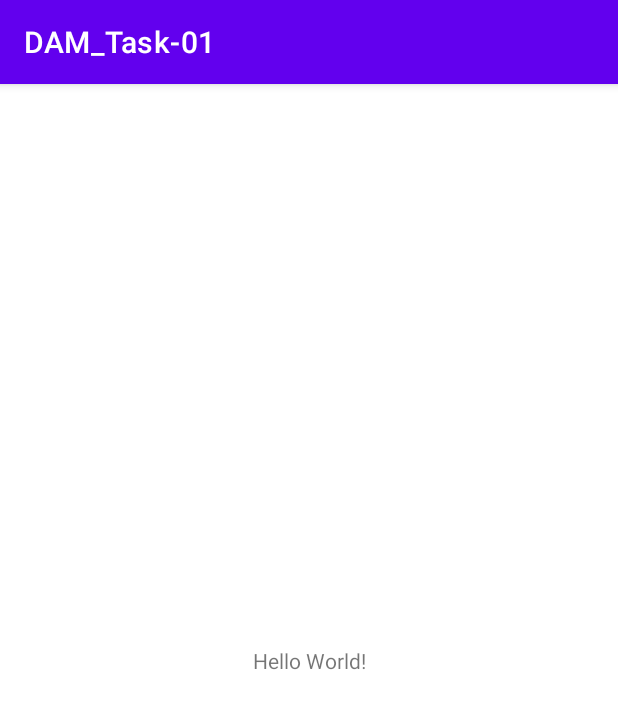
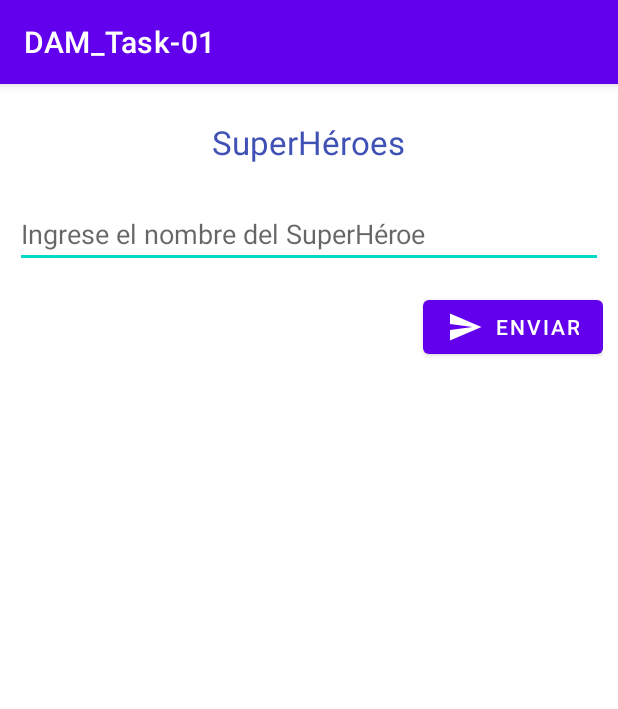
Before and after one commit to julian-dominguez/DAM_Task-01, an Android app: the screen it shows after launch (MainActivity), on a phone screen of 412 x 824 dp. Shown: the top 709 px of the screen. Run offline under Robolectric (Android 15) with nearby library versions, the phone set to English and light mode, and no system bars.

Commit message:
Se crean la vista del aplicativo de héroes, se añade manejo de iconos y parametrización de datos

```diff
--- /dev/null
+++ b/app/src/main/res/drawable/ic_baseline_send_24.xml
@@ -0,0 +1,5 @@
+<vector android:autoMirrored="true" android:height="24dp"
+    android:tint="#FFFFFF" android:viewportHeight="24"
+    android:viewportWidth="24" android:width="24dp" xmlns:android="http://schemas.android.com/apk/res/android">
+    <path android:fillColor="@android:color/white" android:pathData="M2.01,21L23,12 2.01,3 2,10l15,2 -15,2z"/>
+</vector>
--- a/app/src/main/res/layout/activity_main.xml
+++ b/app/src/main/res/layout/activity_main.xml
@@ -1,18 +1,40 @@
 <?xml version="1.0" encoding="utf-8"?>
-<androidx.constraintlayout.widget.ConstraintLayout xmlns:android="http://schemas.android.com/apk/res/android"
+<LinearLayout xmlns:android="http://schemas.android.com/apk/res/android"
     xmlns:app="http://schemas.android.com/apk/res-auto"
     xmlns:tools="http://schemas.android.com/tools"
     android:layout_width="match_parent"
     android:layout_height="match_parent"
-    tools:context=".MainActivity">
+    android:orientation="vertical"
+    tools:context=".MainActivity"
+    android:layout_marginTop="@dimen/margin_title"
+    android:layout_marginLeft="@dimen/margin_lr_layout"
+    android:layout_marginRight="@dimen/margin_lr_layout">
 
     <TextView
+        android:id="@+id/tv_title"
         android:layout_width="wrap_content"
         android:layout_height="wrap_content"
-        android:text="Hello World!"
-        app:layout_constraintBottom_toBottomOf="parent"
-        app:layout_constraintLeft_toLeftOf="parent"
-        app:layout_constraintRight_toRightOf="parent"
-        app:layout_constraintTop_toTopOf="parent" />
+        android:text="@string/main_title"
+        android:textSize="@dimen/font_size_title"
+        android:textColor="@color/primary_text"
+        android:layout_gravity="center"
+        android:layout_marginBottom="@dimen/margin_title"/>
 
-</androidx.constraintlayout.widget.ConstraintLayout>
+    <EditText
+        android:id="@+id/et_nameHeroe"
+        android:layout_width="match_parent"
+        android:layout_height="wrap_content"
+        android:hint="@string/hint_superheroe"/>
+
+    <Button
+        android:id="@+id/btn_send"
+        android:layout_width="wrap_content"
+        android:layout_height="wrap_content"
+        android:text="@string/btn_send"
+        android:gravity="center"
+        android:layout_gravity="right"
+        android:layout_marginTop="@dimen/margin_btn"
+        android:drawableLeft="@drawable/ic_baseline_send_24" />
+
+
+</LinearLayout>
--- a/app/src/main/res/values/colors.xml
+++ b/app/src/main/res/values/colors.xml
@@ -7,4 +7,6 @@
     <color name="teal_700">#FF018786</color>
     <color name="black">#FF000000</color>
     <color name="white">#FFFFFFFF</color>
+
+    <color name="primary_text">#3F51B5</color>
 </resources>
--- /dev/null
+++ b/app/src/main/res/values/dimens.xml
@@ -0,0 +1,7 @@
+<?xml version="1.0" encoding="utf-8"?>
+<resources>
+    <dimen name="margin_title">24dp</dimen>
+    <dimen name="font_size_title">22sp</dimen>
+    <dimen name="margin_btn">15dp</dimen>
+    <dimen name="margin_lr_layout">10dp</dimen>
+</resources>
--- a/app/src/main/res/values/strings.xml
+++ b/app/src/main/res/values/strings.xml
@@ -1,3 +1,6 @@
 <resources>
     <string name="app_name">DAM_Task-01</string>
+    <string name="main_title">SuperHéroes</string>
+    <string name="btn_send">Enviar</string>
+    <string name="hint_superheroe">Ingrese el nombre del SuperHéroe</string>
 </resources>
```
